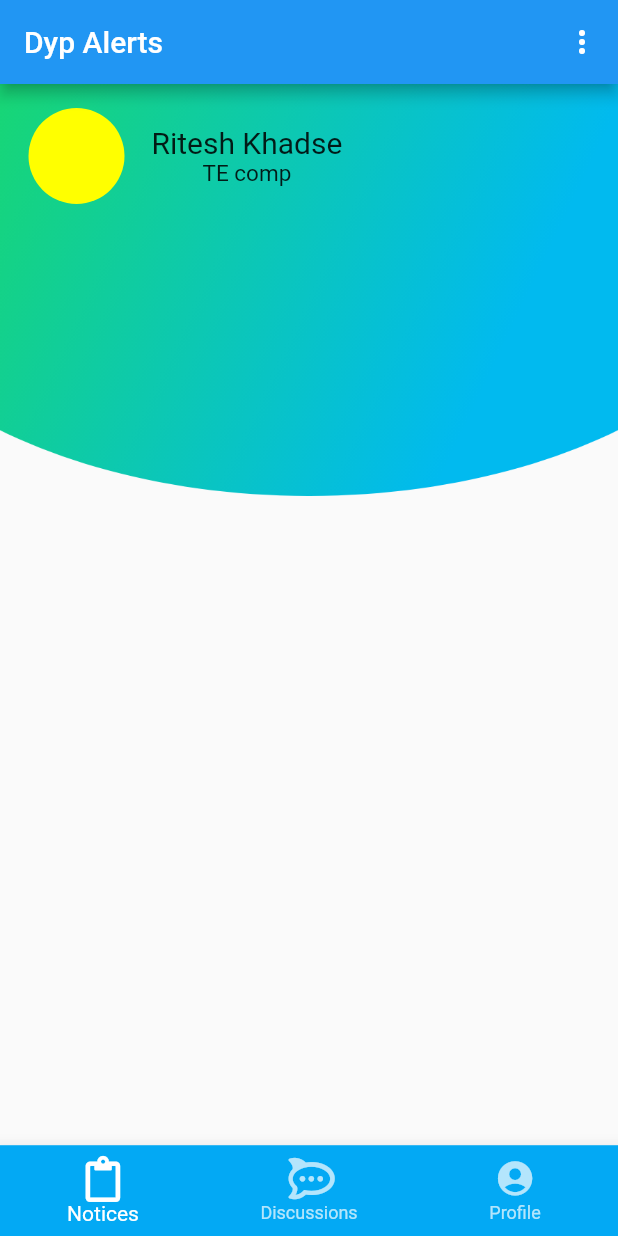
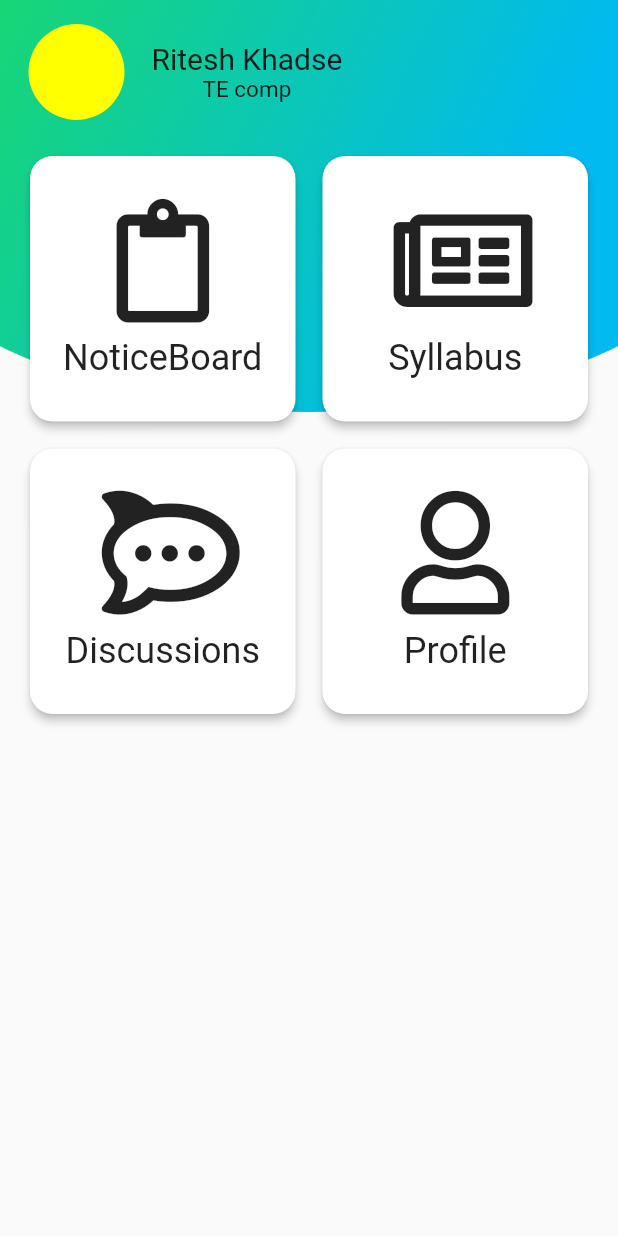
Before and after one commit to Ritsz123/Dyp-alerts, a Flutter app: the MainScreen widget shown alone on an empty page, opened directly, on a phone screen of 412 x 824 dp. Run offline on Flutter 3.47's test engine with Material 2 defaults, Android fonts, the phone set to English and light mode, and no system bars; our stand-ins replace cloud_firestore, firebase_auth, flutter_signin_button, flutter_spinkit, font_awesome_flutter, google_sign_in and 2 more; accounts and stored records are empty.

Commit message:
code cleanup

```diff
--- a/lib/main.dart
+++ b/lib/main.dart
@@ -1,5 +1,5 @@
 import 'package:dypalerts/constants/constants.dart';
-import 'package:dypalerts/screens/home_screen/homeScreen.dart';
+
 import 'package:dypalerts/screens/home_screen/newHomeScreen.dart';
 import 'package:firebase_auth/firebase_auth.dart';
 import 'package:flutter/material.dart';
@@ -32,7 +32,7 @@ class MainScreen extends StatelessWidget {
             child: loadingIndicator,
           );
         if (!snapshot.hasData || snapshot.data == null) return LoginScreen();
-        return HomeScreen();
+        return NewHomeScreen();
       },
     );
   }
--- a/lib/screens/home_screen/homeScreen.dart
+++ /dev/null
@@ -1,74 +0,0 @@
-import 'package:dypalerts/constants/constants.dart';
-import 'package:dypalerts/screens/discuss_screen/discussScreen.dart';
-import 'package:dypalerts/screens/home_screen/appBar.dart';
-import 'package:dypalerts/screens/noticeboard_screen/noticeboardScreen.dart';
-import 'package:dypalerts/screens/profileScreen.dart';
-import 'package:flutter/cupertino.dart';
-import 'package:flutter/material.dart';
-import 'package:font_awesome_flutter/font_awesome_flutter.dart';
-
-class HomeScreen extends StatefulWidget {
-  static final id = 'homeScreen';
-
-  @override
-  _HomeScreenState createState() => _HomeScreenState();
-}
-
-class _HomeScreenState extends State<HomeScreen> with TickerProviderStateMixin {
-  int _currentIndex = 0;
-  final List<BottomNavigationBarItem> _tabList = [
-    BottomNavigationBarItem(
-      icon: Icon(
-        FontAwesomeIcons.clipboard,
-      ),
-      title: Text('Notices'),
-    ),
-    BottomNavigationBarItem(
-      icon: Icon(
-        FontAwesomeIcons.rocketchat,
-      ),
-      title: Text('Discussions'),
-    ),
-    BottomNavigationBarItem(
-      icon: Icon(
-        Icons.account_circle,
-      ),
-      title: Text('Profile'),
-    ),
-  ];
-
-  //for changing screens using bottom navigator
-  final List<Widget> _children = [
-    NoticeBoardScreen(),
-    DiscussScreen(),
-    ProfileScreen(),
-  ];
-
-  void _onTabTapped(int index) {
-    setState(() {
-      _currentIndex = index;
-    });
-  }
-
-  @override
-  Widget build(BuildContext context) {
-    return Scaffold(
-      appBar: myAppBar,
-      bottomNavigationBar: BottomNavigationBar(
-        backgroundColor: Colors.lightBlue,
-        selectedItemColor: Colors.white,
-        unselectedItemColor: Colors.white70,
-        iconSize: screenWidth(context: context, divideBy: 15),
-        currentIndex: _currentIndex,
-        elevation: 10,
-        selectedIconTheme:
-            IconThemeData(size: screenWidth(context: context, divideBy: 13.5)),
-        items: _tabList,
-        onTap: (index) => _onTabTapped(index),
-      ),
-      body: SafeArea(
-        child: _children[_currentIndex],
-      ),
-    );
-  }
-}
--- a/lib/screens/login_screen/loginScreen.dart
+++ b/lib/screens/login_screen/loginScreen.dart
@@ -1,5 +1,5 @@
 import 'package:dypalerts/constants/constants.dart';
-import 'package:dypalerts/screens/home_screen/homeScreen.dart';
+import 'package:dypalerts/screens/home_screen/newHomeScreen.dart';
 import 'package:dypalerts/services/auth.dart';
 import 'package:flutter/cupertino.dart';
 import 'package:flutter/material.dart';
@@ -26,7 +26,8 @@ class _LoginScreenState extends State<LoginScreen> {
   void _processLogin() async {
     Future.delayed(Duration(seconds: 5), () {
       _toggleLoading();
-      Navigator.pushNamed(context, HomeScreen.id);
+      Navigator.push(
+          context, MaterialPageRoute(builder: (context) => NewHomeScreen()));
     });
     print('Loading...');
     _toggleLoading();
--- a/lib/screens/noticeboard_screen/SingleNoticeScreen.dart
+++ b/lib/screens/noticeboard_screen/SingleNoticeScreen.dart
@@ -1,6 +1,5 @@
 import 'package:dypalerts/model/noticeModel.dart';
 import 'package:flutter/material.dart';
-import 'package:getwidget/getwidget.dart';
 
 class SingleNoticeScreen extends StatefulWidget {
   SingleNoticeScreen({@required this.noticeModel});
@@ -14,7 +13,7 @@ class _SingleNoticeScreenState extends State<SingleNoticeScreen> {
   Widget build(BuildContext context) {
     NoticeModel currentNotice = widget.noticeModel;
     return Scaffold(
-      appBar: GFAppBar(),
+//      appBar: GFAppBar(),
       body: Card(
         margin: EdgeInsets.all(10),
         child: Column(
--- a/lib/screens/noticeboard_screen/noticeboardScreen.dart
+++ b/lib/screens/noticeboard_screen/noticeboardScreen.dart
@@ -1,19 +1,11 @@
 import 'package:dypalerts/constants/constants.dart';
 import 'package:dypalerts/model/noticeModel.dart';
-import 'package:dypalerts/screens/noticeboard_screen/SingleNoticeScreen.dart';
 import 'package:dypalerts/services/database.dart';
 import 'package:flutter/cupertino.dart';
 import 'package:flutter/material.dart';
 import 'package:cloud_firestore/cloud_firestore.dart';
 
-class NoticeBoardScreen extends StatefulWidget {
-  @override
-  _NoticeBoardScreenState createState() => _NoticeBoardScreenState();
-}
-
-class _NoticeBoardScreenState extends State<NoticeBoardScreen> {
-  bool back = false;
-
+class NoticeBoardScreen extends StatelessWidget {
   @override
   Widget build(BuildContext context) {
     return Scaffold(
@@ -74,6 +66,7 @@ class _NoticeBoardScreenState extends State<NoticeBoardScreen> {
                         //list of notices from database
                         List<NoticeModel> _list =
                             DatabaseService().getNotices(snapshot);
+
                         return ListView.builder(
                           itemCount: snapshot.data.documents.length,
                           itemBuilder: (context, index) => Card(
--- a/pubspec.yaml
+++ b/pubspec.yaml
@@ -42,8 +42,8 @@ dependencies:
   flutter_spinkit: ^4.1.2
   font_awesome_flutter: ^8.8.1
   provider: ^4.1.3
-#lib
-  getwidget: ^1.1.0
+#  animated page transition
+  page_transition: ^1.1.6
 
 
 dev_dependencies:
```
Also changed, not shown: lib/screens/discuss_screen/discussScreen.dart (+19 -5 lines), lib/screens/home_screen/appBar.dart (deleted, +0 -41 lines), lib/screens/home_screen/newHomeScreen.dart (+13 -3 lines), lib/screens/profileScreen.dart (+5 -5 lines), pubspec.lock, 1 other file.
